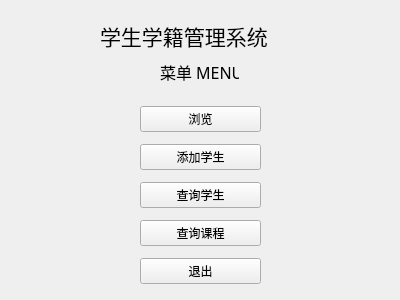
Qt form SSMS/menu_widget.ui (NogiNonoka/StudentStatusManagementSystem) before a commit.
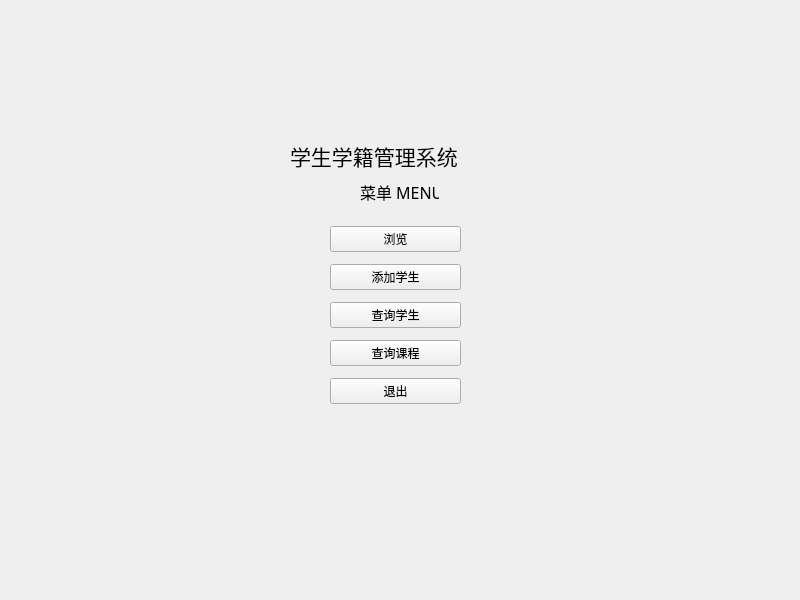
The same form after that commit.

The edit to the form file:
```diff
--- a/SSMS/menu_widget.ui
+++ b/SSMS/menu_widget.ui
@@ -6,8 +6,8 @@
    <rect>
     <x>0</x>
     <y>0</y>
-    <width>400</width>
-    <height>300</height>
+    <width>800</width>
+    <height>600</height>
    </rect>
   </property>
   <property name="windowTitle">
@@ -16,9 +16,9 @@
   <widget class="QWidget" name="layoutWidget">
    <property name="geometry">
     <rect>
-     <x>140</x>
-     <y>100</y>
-     <width>121</width>
+     <x>330</x>
+     <y>220</y>
+     <width>131</width>
      <height>191</height>
     </rect>
    </property>
@@ -63,8 +63,8 @@
   <widget class="QLabel" name="widgetLabel">
    <property name="geometry">
     <rect>
-     <x>160</x>
-     <y>60</y>
+     <x>360</x>
+     <y>180</y>
      <width>79</width>
      <height>23</height>
     </rect>
@@ -82,8 +82,8 @@
   <widget class="QLabel" name="systemName">
    <property name="geometry">
     <rect>
-     <x>100</x>
-     <y>20</y>
+     <x>290</x>
+     <y>140</y>
      <width>216</width>
      <height>31</height>
     </rect>
```
